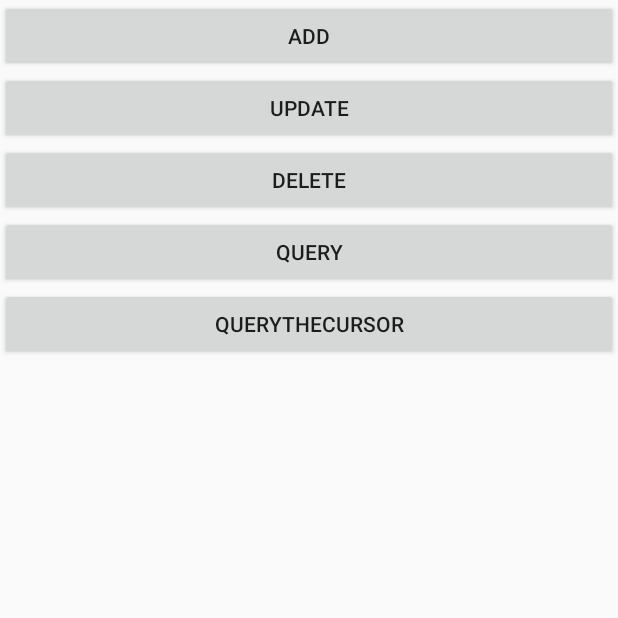
After one commit to FengQing123/MySecondApplication, an Android app: the SQLiteTestActivity screen opened directly, with no data from a screen before it, on a phone screen of 412 x 824 dp, the top half of it. The commit adds this screen. Run offline under Robolectric (Android 15) with nearby library versions, the phone set to English and light mode, and no system bars.

Commit message:
[ADD]学习使用SQLite数据库

```diff
--- a/app/src/main/AndroidManifest.xml
+++ b/app/src/main/AndroidManifest.xml
@@ -4,6 +4,7 @@
 
     <uses-permission android:name="android.permission.INTERNET" />
     <uses-permission android:name="android.permission.WRITE_EXTERNAL_STORAGE" />
+    <uses-permission android:name="android.permission.READ_EXTERNAL_STORAGE" />
     <uses-permission android:name="android.permission.RECEIVE_BOOT_COMPLETED" />
 
     <!--百度定位-->
@@ -57,6 +58,7 @@
         <activity android:name=".Activity.CalendarActivity"></activity>
         <activity android:name=".Activity.PLVideoTextureViewActivity"></activity>
         <activity android:name=".Activity.PicCarouselActivity"></activity>
+        <activity android:name=".Activity.SQLiteTestActivity"></activity>
 
         <service android:name=".service.StartScreenReceiverService"></service>
 
--- a/app/src/main/java/com/example/jiaw2/mysecondapplication/Activity/MainActivity.java
+++ b/app/src/main/java/com/example/jiaw2/mysecondapplication/Activity/MainActivity.java
@@ -20,7 +20,7 @@ public class MainActivity extends AppCompatActivity implements View.OnClickListe
     protected void onCreate(Bundle savedInstanceState) {
         super.onCreate(savedInstanceState);
         setContentView(R.layout.activity_main);
-        listening();
+//        listening();
 //        new Thread(runnable).start();
     }
 
@@ -129,6 +129,9 @@ public class MainActivity extends AppCompatActivity implements View.OnClickListe
             case R.id.btn_picCarousel:
                 UIHelper.showActivity(this, PicCarouselActivity.class);
                 break;
+            case R.id.btn_SQLite:
+                UIHelper.showActivity(this, SQLiteTestActivity.class);
+                break;
         }
     }
 }
--- /dev/null
+++ b/app/src/main/java/com/example/jiaw2/mysecondapplication/db/DBHelper.java
@@ -0,0 +1,32 @@
+package com.example.jiaw2.mysecondapplication.db;
+
+import android.content.Context;
+import android.database.sqlite.SQLiteDatabase;
+import android.database.sqlite.SQLiteOpenHelper;
+
+/**
+ * Created by jiaw2 on 2017/1/3.
+ */
+public class DBHelper extends SQLiteOpenHelper {
+
+    private static final String DATABASE_NAME = "test.db";
+    private static final int DATABASE_VERSION = 1;
+
+    public DBHelper(Context context) {
+        //CursorFactory设置为null,使用默认值
+        super(context, DATABASE_NAME, null, DATABASE_VERSION);
+    }
+
+    //数据库第一次被创建时onCreate会被调用
+    @Override
+    public void onCreate(SQLiteDatabase db) {
+        db.execSQL("CREATE TABLE IF NOT EXISTS person" +
+                "(_id INTEGER PRIMARY KEY AUTOINCREMENT, name VARCHAR, age INTEGER, info TEXT)");
+    }
+
+    //如果DATABASE_VERSION值被改为2,系统发现现有数据库版本不同,即会调用onUpgrade
+    @Override
+    public void onUpgrade(SQLiteDatabase db, int oldVersion, int newVersion) {
+        db.execSQL("ALTER TABLE person ADD COLUMN other STRING");
+    }
+}
--- /dev/null
+++ b/app/src/main/res/layout/sqlite_test_layout.xml
@@ -0,0 +1,42 @@
+<?xml version="1.0" encoding="utf-8"?>
+<LinearLayout xmlns:android="http://schemas.android.com/apk/res/android"
+    android:layout_width="match_parent"
+    android:layout_height="match_parent"
+    android:orientation="vertical">
+
+    <Button
+        android:layout_width="fill_parent"
+        android:layout_height="wrap_content"
+        android:onClick="add"
+        android:text="add" />
+
+    <Button
+        android:layout_width="fill_parent"
+        android:layout_height="wrap_content"
+        android:onClick="update"
+        android:text="update" />
+
+    <Button
+        android:layout_width="fill_parent"
+        android:layout_height="wrap_content"
+        android:onClick="delete"
+        android:text="delete" />
+
+    <Button
+        android:layout_width="fill_parent"
+        android:layout_height="wrap_content"
+        android:onClick="query"
+        android:text="query" />
+
+    <Button
+        android:layout_width="fill_parent"
+        android:layout_height="wrap_content"
+        android:onClick="queryTheCursor"
+        android:text="queryTheCursor" />
+
+    <ListView
+        android:id="@+id/sqlite_listview"
+        android:layout_width="fill_parent"
+        android:layout_height="wrap_content" />
+
+</LinearLayout>
```
Also changed, not shown: app/src/main/java/com/example/jiaw2/mysecondapplication/Activity/DynamicllyAddLActivity.java (added, +9 -0 lines), app/src/main/java/com/example/jiaw2/mysecondapplication/Activity/SQLiteTestActivity.java (added, +111 -0 lines), app/src/main/java/com/example/jiaw2/mysecondapplication/bean/Person.java (added, +20 -0 lines), app/src/main/java/com/example/jiaw2/mysecondapplication/db/DBManager.java (added, +96 -0 lines), app/src/main/res/layout/activity_main.xml (+15 -0 lines).
